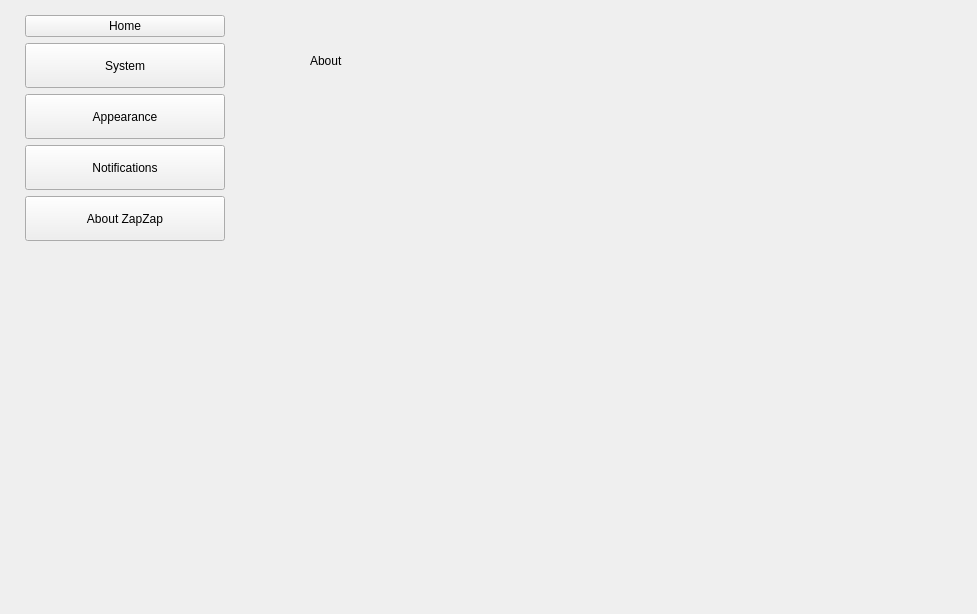
Qt form zapzap/view/settings_new.ui (rafatosta/zapzap) before a commit.
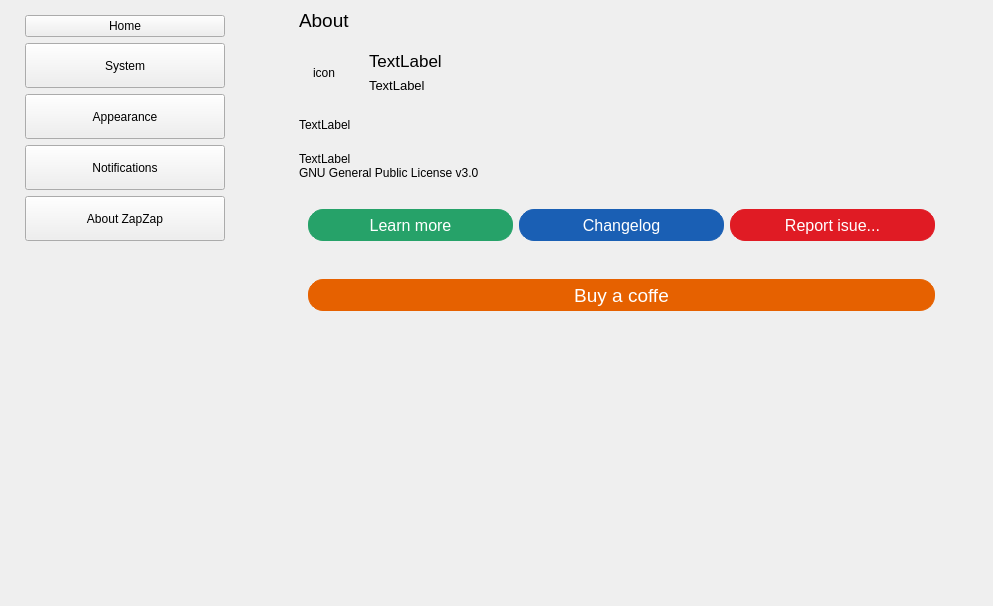
The same form after that commit.

Commit message: About new settings

The edit to the form file:
```diff
--- a/zapzap/view/settings_new.ui
+++ b/zapzap/view/settings_new.ui
@@ -6,8 +6,8 @@
    <rect>
     <x>0</x>
     <y>0</y>
-    <width>977</width>
-    <height>614</height>
+    <width>993</width>
+    <height>606</height>
    </rect>
   </property>
   <property name="minimumSize">
@@ -1214,19 +1214,296 @@
       </layout>
      </widget>
      <widget class="QWidget" name="pageAbout">
-      <widget class="QLabel" name="label_4">
-       <property name="geometry">
-        <rect>
-         <x>60</x>
-         <y>50</y>
-         <width>67</width>
-         <height>21</height>
-        </rect>
-       </property>
-       <property name="text">
-        <string>About</string>
-       </property>
-      </widget>
+      <layout class="QVBoxLayout" name="verticalLayout_25">
+       <item>
+        <layout class="QHBoxLayout" name="horizontalLayout_15">
+         <item>
+          <spacer name="horizontalSpacer_13">
+           <property name="orientation">
+            <enum>Qt::Horizontal</enum>
+           </property>
+           <property name="sizeType">
+            <enum>QSizePolicy::Fixed</enum>
+           </property>
+           <property name="sizeHint" stdset="0">
+            <size>
+             <width>40</width>
+             <height>20</height>
+            </size>
+           </property>
+          </spacer>
+         </item>
+         <item>
+          <layout class="QVBoxLayout" name="verticalLayout_24">
+           <item>
+            <widget class="QLabel" name="label_3">
+             <property name="font">
+              <font>
+               <pointsize>14</pointsize>
+              </font>
+             </property>
+             <property name="text">
+              <string>About</string>
+             </property>
+            </widget>
+           </item>
+           <item>
+            <widget class="QFrame" name="frame">
+             <property name="frameShape">
+              <enum>QFrame::NoFrame</enum>
+             </property>
+             <property name="frameShadow">
+              <enum>QFrame::Raised</enum>
+             </property>
+             <layout class="QVBoxLayout" name="verticalLayout_23">
+              <property name="spacing">
+               <number>20</number>
+              </property>
+              <property name="leftMargin">
+               <number>0</number>
+              </property>
+              <property name="topMargin">
+               <number>10</number>
+              </property>
+              <property name="rightMargin">
+               <number>0</number>
+              </property>
+              <property name="bottomMargin">
+               <number>10</number>
+              </property>
+              <item>
+               <layout class="QHBoxLayout" name="horizontalLayout_12">
+                <item>
+                 <widget class="QLabel" name="icon_app">
+                  <property name="minimumSize">
+                   <size>
+                    <width>50</width>
+                    <height>50</height>
+                   </size>
+                  </property>
+                  <property name="maximumSize">
+                   <size>
+                    <width>50</width>
+                    <height>50</height>
+                   </size>
+                  </property>
+                  <property name="text">
+                   <string>icon</string>
+                  </property>
+                  <property name="scaledContents">
+                   <bool>true</bool>
+                  </property>
+                  <property name="alignment">
+                   <set>Qt::AlignCenter</set>
+                  </property>
+                 </widget>
+                </item>
+                <item>
+                 <layout class="QVBoxLayout" name="verticalLayout_15">
+                  <property name="spacing">
+                   <number>0</number>
+                  </property>
+                  <item>
+                   <widget class="QLabel" name="name_app">
+                    <property name="font">
+                     <font>
+                      <pointsize>13</pointsize>
+                     </font>
+                    </property>
+                    <property name="text">
+                     <string>TextLabel</string>
+                    </property>
+                   </widget>
+                  </item>
+                  <item>
+                   <widget class="QLabel" name="version_app">
+                    <property name="font">
+                     <font>
+                      <pointsize>10</pointsize>
+                     </font>
+                    </property>
+                    <property name="text">
+                     <string>TextLabel</string>
+                    </property>
+                   </widget>
+                  </item>
+                 </layout>
+                </item>
+               </layout>
+              </item>
+              <item>
+               <widget class="QLabel" name="desc_app">
+                <property name="text">
+                 <string>TextLabel</string>
+                </property>
+               </widget>
+              </item>
+              <item>
+               <layout class="QVBoxLayout" name="verticalLayout_22">
+                <property name="spacing">
+                 <number>0</number>
+                </property>
+                <item>
+                 <widget class="QLabel" name="name_app2">
+                  <property name="text">
+                   <string>TextLabel</string>
+                  </property>
+                 </widget>
+                </item>
+                <item>
+                 <widget class="QLabel" name="label_4">
+                  <property name="text">
+                   <string>GNU General Public License v3.0</string>
+                  </property>
+                 </widget>
+                </item>
+               </layout>
+              </item>
+              <item>
+               <widget class="QFrame" name="frame_about_btns">
+                <property name="styleSheet">
+                 <string notr="true">#frame_about_btns .QPushButton {
+	color: rgb(255, 255, 255);	
+    border-radius: 15px;
+	height: 30px;
+	font: 12pt;
+}
+
+#frame_about_btns .QPushButton:hover {
+	background-color: rgb(249, 240, 107);
+    border-color: rgb(154, 153, 150);
+	color: #31363b;
+}
+
+#btn_changelog{
+	background-color: rgb(26, 95, 180);
+	border: 1px solid rgb(26, 95, 180);
+}
+#btn_learn{
+	background-color: rgb(38, 162, 105);
+	border: 1px solid rgb(38, 162, 105);
+}
+#btn_report{
+	background-color: rgb(224, 27, 36);
+	border: 1px solid rgb(224, 27, 36);
+}</string>
+                </property>
+                <property name="frameShape">
+                 <enum>QFrame::NoFrame</enum>
+                </property>
+                <property name="frameShadow">
+                 <enum>QFrame::Raised</enum>
+                </property>
+                <layout class="QHBoxLayout" name="horizontalLayout_17">
+                 <item>
+                  <widget class="QPushButton" name="btn_learn">
+                   <property name="cursor">
+                    <cursorShape>PointingHandCursor</cursorShape>
+                   </property>
+                   <property name="text">
+                    <string>Learn more</string>
+                   </property>
+                  </widget>
+                 </item>
+                 <item>
+                  <widget class="QPushButton" name="btn_changelog">
+                   <property name="cursor">
+                    <cursorShape>PointingHandCursor</cursorShape>
+                   </property>
+                   <property name="text">
+                    <string>Changelog</string>
+                   </property>
+                  </widget>
+                 </item>
+                 <item>
+                  <widget class="QPushButton" name="btn_report">
+                   <property name="cursor">
+                    <cursorShape>PointingHandCursor</cursorShape>
+                   </property>
+                   <property name="text">
+                    <string>Report isue...</string>
+                   </property>
+                  </widget>
+                 </item>
+                </layout>
+               </widget>
+              </item>
+              <item>
+               <widget class="QFrame" name="frame_buy_btn">
+                <property name="styleSheet">
+                 <string notr="true">#frame_buy_btn .QPushButton {
+	color: rgb(255, 255, 255);
+	background-color: rgb(230, 97, 0);
+	border: 1px solid rgb(230, 97, 0);
+    border-radius: 15px;
+	height: 30px;
+	font: 14pt;
+}
+
+#frame_buy_btn .QPushButton:hover {
+	background-color: rgb(255, 190, 111);
+    border-color: rgb(255, 190, 111);
+	color: #31363b;
+}
+</string>
+                </property>
+                <property name="frameShape">
+                 <enum>QFrame::NoFrame</enum>
+                </property>
+                <property name="frameShadow">
+                 <enum>QFrame::Raised</enum>
+                </property>
+                <layout class="QHBoxLayout" name="horizontalLayout_18">
+                 <item>
+                  <widget class="QPushButton" name="btn_buy">
+                   <property name="cursor">
+                    <cursorShape>PointingHandCursor</cursorShape>
+                   </property>
+                   <property name="text">
+                    <string>Buy a coffe</string>
+                   </property>
+                  </widget>
+                 </item>
+                </layout>
+               </widget>
+              </item>
+             </layout>
+            </widget>
+           </item>
+          </layout>
+         </item>
+         <item>
+          <spacer name="horizontalSpacer_14">
+           <property name="orientation">
+            <enum>Qt::Horizontal</enum>
+           </property>
+           <property name="sizeType">
+            <enum>QSizePolicy::Fixed</enum>
+           </property>
+           <property name="sizeHint" stdset="0">
+            <size>
+             <width>40</width>
+             <height>20</height>
+            </size>
+           </property>
+          </spacer>
+         </item>
+        </layout>
+       </item>
+       <item>
+        <spacer name="verticalSpacer_4">
+         <property name="orientation">
+          <enum>Qt::Vertical</enum>
+         </property>
+         <property name="sizeHint" stdset="0">
+          <size>
+           <width>20</width>
+           <height>399</height>
+          </size>
+         </property>
+        </spacer>
+       </item>
+      </layout>
      </widget>
     </widget>
    </item>
```
Left out of the diff: 8 changed lines with no effect on the pictures. The commit also changes 4 other files.
